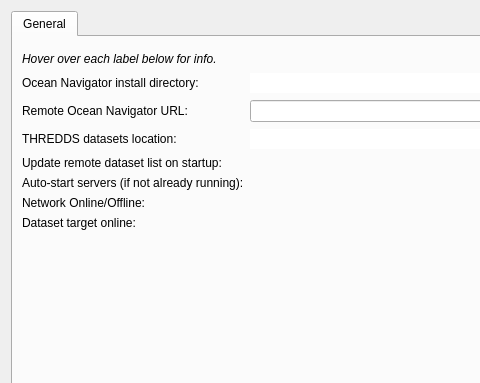
Old version of the form app/dialogpreferences.ui in the repository DFO-Ocean-Navigator/Navigator2Go; both pictures show x 0 to 480 and y 0 to 383 of the 640 by 480 pixel window.
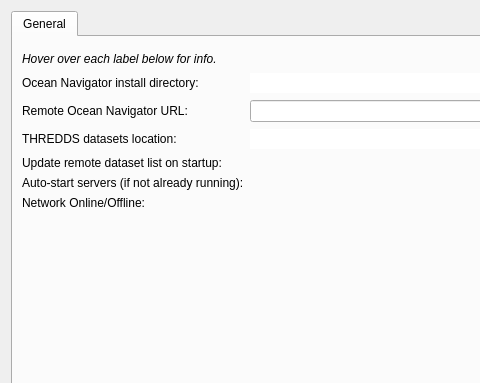
New version of the form. Icons and pictures are not drawn. Custom widgets are drawn as their Qt base class.

The edit to the form file:
```diff
--- a/app/dialogpreferences.ui
+++ b/app/dialogpreferences.ui
@@ -187,19 +187,6 @@
          <item row="7" column="1">
           <widget class="SwitchWidget" name="switchOnlineOffline" native="true"/>
          </item>
-         <item row="8" column="0">
-          <widget class="QLabel" name="label_7">
-           <property name="toolTip">
-            <string>&lt;html&gt;&lt;head/&gt;&lt;body&gt;&lt;p&gt;Target THREDDS server for the Navigtor. Remote, or local.&lt;/p&gt;&lt;/body&gt;&lt;/html&gt;</string>
-           </property>
-           <property name="text">
-            <string>Dataset target online:</string>
-           </property>
-          </widget>
-         </item>
-         <item row="8" column="1">
-          <widget class="SwitchWidget" name="switchDatasetTarget" native="true"/>
-         </item>
         </layout>
        </widget>
       </widget>
```
